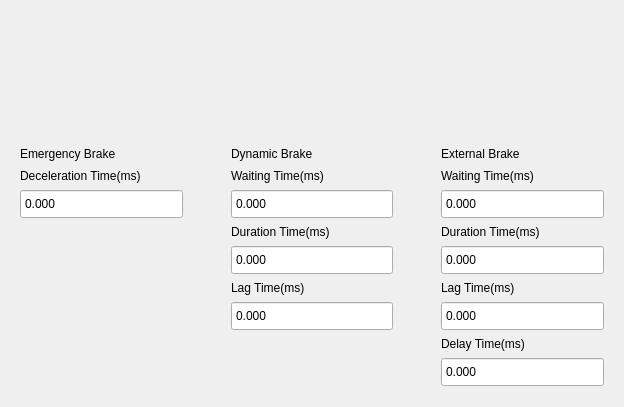
The window that Libs/UI/UiBrake/graphbrake129.ui (tiangaomingjing/ServoDriveTech) describes before a commit, drawn with Qt 5.
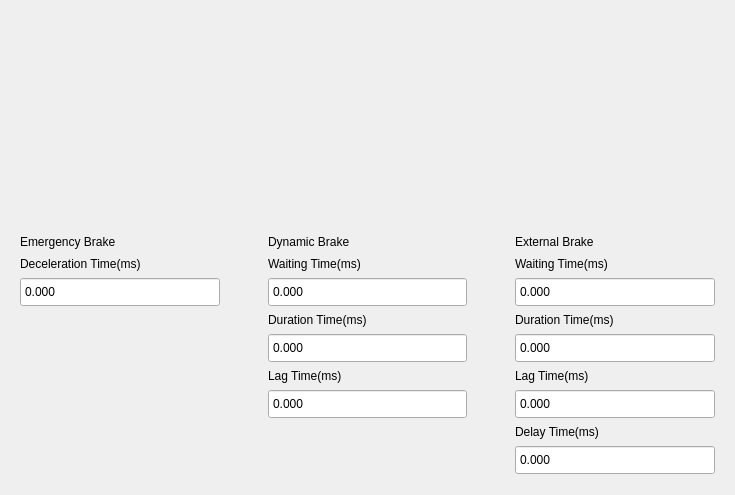
The same window after the commit. Custom widgets are drawn as their Qt base class.

Diff of the .ui file:
```diff
--- a/Libs/UI/UiBrake/graphbrake129.ui
+++ b/Libs/UI/UiBrake/graphbrake129.ui
@@ -6,8 +6,8 @@
    <rect>
     <x>0</x>
     <y>0</y>
-    <width>624</width>
-    <height>407</height>
+    <width>735</width>
+    <height>495</height>
    </rect>
   </property>
   <property name="windowTitle">
@@ -88,7 +88,7 @@
           <property name="sizeHint" stdset="0">
            <size>
             <width>20</width>
-            <height>326</height>
+            <height>67</height>
            </size>
           </property>
          </spacer>
@@ -334,7 +334,7 @@
           <property name="sizeHint" stdset="0">
            <size>
             <width>20</width>
-            <height>128</height>
+            <height>10</height>
            </size>
           </property>
          </spacer>
```
